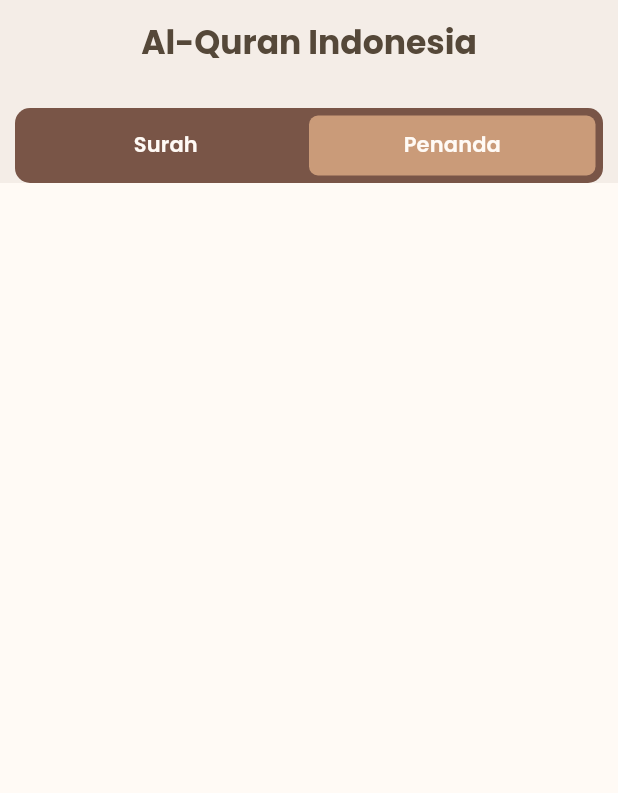
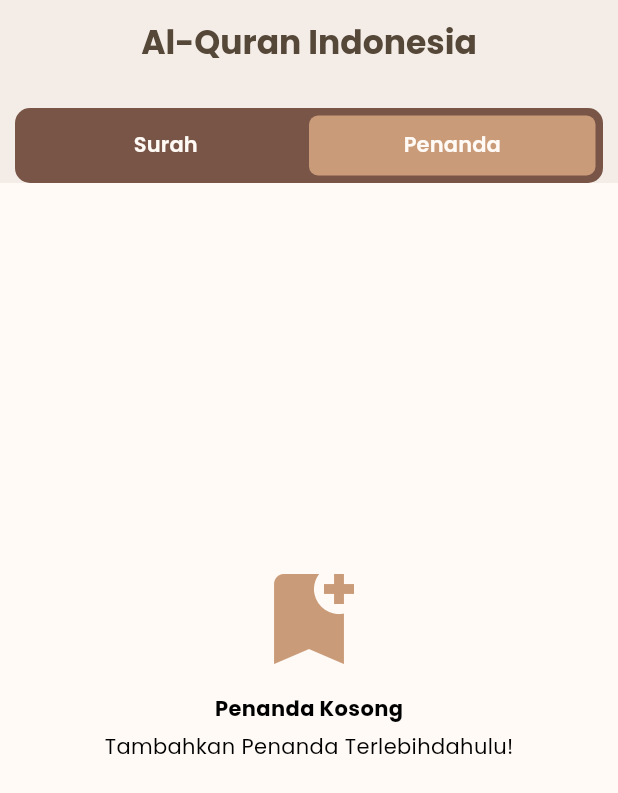
Before and after one commit to mzihadazziqra/quran_clean_arch01, a Flutter app: the screen it shows after launch, tab 2 chosen, scrolled down 207 dp, on a phone screen of 412 x 824 dp. Shown: the top 793 px of the screen. Run offline on Flutter 3.47's test engine with Material 3 defaults, Android fonts, the phone set to English and light mode, and no system bars; our stand-ins replace bloc, equatable, flutter_bloc, flutter_svg, fpdart, get_it and 6 more; accounts and stored records are empty; project files that could hold a hidden picture were left out.

Commit message:
minor update

```diff
--- a/lib/core/utils/show_snackbar.dart
+++ b/lib/core/utils/show_snackbar.dart
@@ -1,4 +1,6 @@
 import 'package:flutter/material.dart';
+
+import '../theme/app_color.dart';
 
 void showSnackbar(BuildContext context, String content) {
   ScaffoldMessenger.of(context)
@@ -6,6 +8,7 @@ void showSnackbar(BuildContext context, String content) {
     ..showSnackBar(
       SnackBar(
         content: Text(content),
+        backgroundColor: AppColor.primary2,
       ),
     );
 }
--- a/lib/features/bookmark/presentation/pages/bookmark_page.dart
+++ b/lib/features/bookmark/presentation/pages/bookmark_page.dart
@@ -1,5 +1,6 @@
 import 'package:flutter/material.dart';
 import 'package:flutter_bloc/flutter_bloc.dart';
+import 'package:quran_clean_arch/core/theme/app_color.dart';
 
 import '../../../../core/common/widgets/loader.dart';
 import '../bloc/bookmark_bloc.dart';
@@ -29,6 +30,29 @@ class _BookmarkPageState extends State<BookmarkPage> {
             if (state is BookmarkLoading) {
               return const Loader();
             } else if (state is BookmarksLoaded) {
+              if (state.bookmarks.isEmpty) {
+                return const Center(
+                  child: Column(
+                    mainAxisAlignment: MainAxisAlignment.center,
+                    children: [
+                      Icon(
+                        Icons.bookmark_add,
+                        color: AppColor.primary2,
+                        size: 80,
+                      ),
+                      SizedBox(height: 10),
+                      Text(
+                        'Penanda Kosong',
+                        style: TextStyle(
+                          fontWeight: FontWeight.bold,
+                        ),
+                      ),
+                      SizedBox(height: 5),
+                      Text('Tambahkan Penanda Terlebihdahulu!'),
+                    ],
+                  ),
+                );
+              }
               return ListView.builder(
                 itemCount: state.bookmarks.length,
                 itemBuilder: (context, index) {
@@ -56,7 +80,13 @@ class _BookmarkPageState extends State<BookmarkPage> {
                 child: Text(state.message),
               );
             } else {
-              return Container();
+              return const Center(
+                child: Column(
+                  children: [
+                    Icon(Icons.collections_bookmark),
+                  ],
+                ),
+              );
             }
           },
         ),
--- a/lib/features/bookmark/presentation/widgets/bookmark_card.dart
+++ b/lib/features/bookmark/presentation/widgets/bookmark_card.dart
@@ -33,7 +33,6 @@ class BookmarkCard extends StatelessWidget {
       ),
       child: InkWell(
         onTap: onPressed,
-        child: Expanded(
         child: Column(
           crossAxisAlignment: CrossAxisAlignment.start,
           children: [
@@ -88,7 +87,6 @@ class BookmarkCard extends StatelessWidget {
           ],
         ),
       ),
-      ),
     );
   }
 }
--- a/lib/features/surah/presentation/widgets/ayat_card.dart
+++ b/lib/features/surah/presentation/widgets/ayat_card.dart
@@ -131,7 +131,7 @@ class _AyatCardState extends State<AyatCard> {
             Container(
               height: 1,
               width: double.infinity,
-              color: Colors.grey.shade200,
+              color: AppColor.secondary,
             ),
 
             // Latin
@@ -156,7 +156,7 @@ class _AyatCardState extends State<AyatCard> {
                       Container(
                         height: 1,
                         width: double.infinity,
-                        color: Colors.grey.shade200,
+                        color: AppColor.secondary,
                       ),
                     ],
                   )
@@ -184,7 +184,7 @@ class _AyatCardState extends State<AyatCard> {
                       Container(
                         height: 1,
                         width: double.infinity,
-                        color: Colors.grey.shade200,
+                        color: AppColor.secondary,
                       ),
                     ],
                   )
--- a/lib/features/surah/presentation/widgets/surah_card.dart
+++ b/lib/features/surah/presentation/widgets/surah_card.dart
@@ -88,8 +88,8 @@ class SurahCard extends StatelessWidget {
                 ],
               ),
             ),
-            Divider(
-              color: Colors.grey.shade300,
+            const Divider(
+              color: AppColor.secondary,
               height: 2,
             ),
           ],
```
Lines whose indentation alone changed are shown as unchanged.
